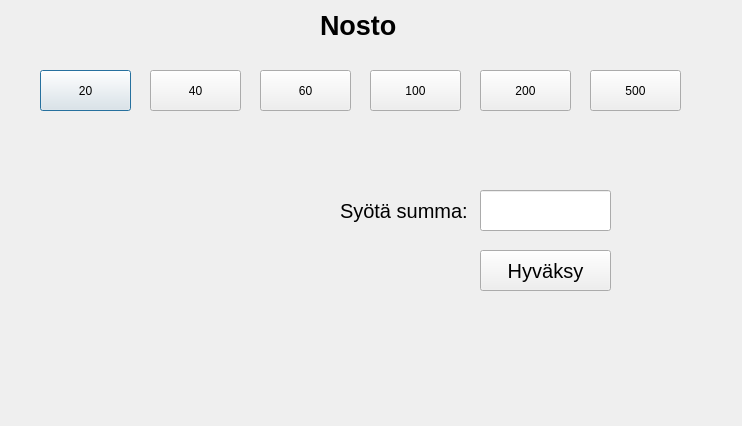
Qt form bankautomat/nosto.ui (tvt21kmo-bank-project/group_4) before a commit.
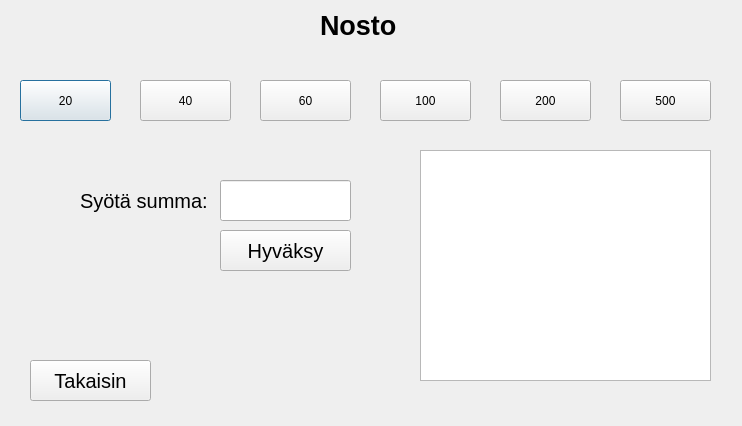
The same form after that commit.

What changed in the file:
```diff
--- a/bankautomat/nosto.ui
+++ b/bankautomat/nosto.ui
@@ -16,8 +16,8 @@
   <widget class="QPushButton" name="btn20">
    <property name="geometry">
     <rect>
-     <x>40</x>
-     <y>70</y>
+     <x>20</x>
+     <y>80</y>
      <width>91</width>
      <height>41</height>
     </rect>
@@ -29,8 +29,8 @@
   <widget class="QPushButton" name="btn40">
    <property name="geometry">
     <rect>
-     <x>150</x>
-     <y>70</y>
+     <x>140</x>
+     <y>80</y>
      <width>91</width>
      <height>41</height>
     </rect>
@@ -43,7 +43,7 @@
    <property name="geometry">
     <rect>
      <x>260</x>
-     <y>70</y>
+     <y>80</y>
      <width>91</width>
      <height>41</height>
     </rect>
@@ -55,8 +55,8 @@
   <widget class="QPushButton" name="btn100">
    <property name="geometry">
     <rect>
-     <x>370</x>
-     <y>70</y>
+     <x>380</x>
+     <y>80</y>
      <width>91</width>
      <height>41</height>
     </rect>
@@ -68,8 +68,8 @@
   <widget class="QPushButton" name="btn200">
    <property name="geometry">
     <rect>
-     <x>480</x>
-     <y>70</y>
+     <x>500</x>
+     <y>80</y>
      <width>91</width>
      <height>41</height>
     </rect>
@@ -81,8 +81,8 @@
   <widget class="QPushButton" name="btn500">
    <property name="geometry">
     <rect>
-     <x>590</x>
-     <y>70</y>
+     <x>620</x>
+     <y>80</y>
      <width>91</width>
      <height>41</height>
     </rect>
@@ -94,8 +94,8 @@
   <widget class="QLineEdit" name="leSsumma">
    <property name="geometry">
     <rect>
-     <x>480</x>
-     <y>190</y>
+     <x>220</x>
+     <y>180</y>
      <width>131</width>
      <height>41</height>
     </rect>
@@ -104,8 +104,8 @@
   <widget class="QPushButton" name="btnHyvaksy">
    <property name="geometry">
     <rect>
-     <x>480</x>
-     <y>250</y>
+     <x>220</x>
+     <y>230</y>
      <width>131</width>
      <height>41</height>
     </rect>
@@ -142,8 +142,8 @@
   <widget class="QLabel" name="label_2">
    <property name="geometry">
     <rect>
-     <x>340</x>
-     <y>190</y>
+     <x>80</x>
+     <y>180</y>
      <width>131</width>
      <height>41</height>
     </rect>
@@ -157,6 +157,34 @@
     <string>Syötä summa:</string>
    </property>
   </widget>
+  <widget class="QPushButton" name="btnTakaisin">
+   <property name="geometry">
+    <rect>
+     <x>30</x>
+     <y>360</y>
+     <width>121</width>
+     <height>41</height>
+    </rect>
+   </property>
+   <property name="font">
+    <font>
+     <pointsize>15</pointsize>
+    </font>
+   </property>
+   <property name="text">
+    <string>Takaisin</string>
+   </property>
+  </widget>
+  <widget class="QTextEdit" name="textEditNostoTiedot">
+   <property name="geometry">
+    <rect>
+     <x>420</x>
+     <y>150</y>
+     <width>291</width>
+     <height>231</height>
+    </rect>
+   </property>
+  </widget>
  </widget>
  <resources/>
  <connections/>
```
